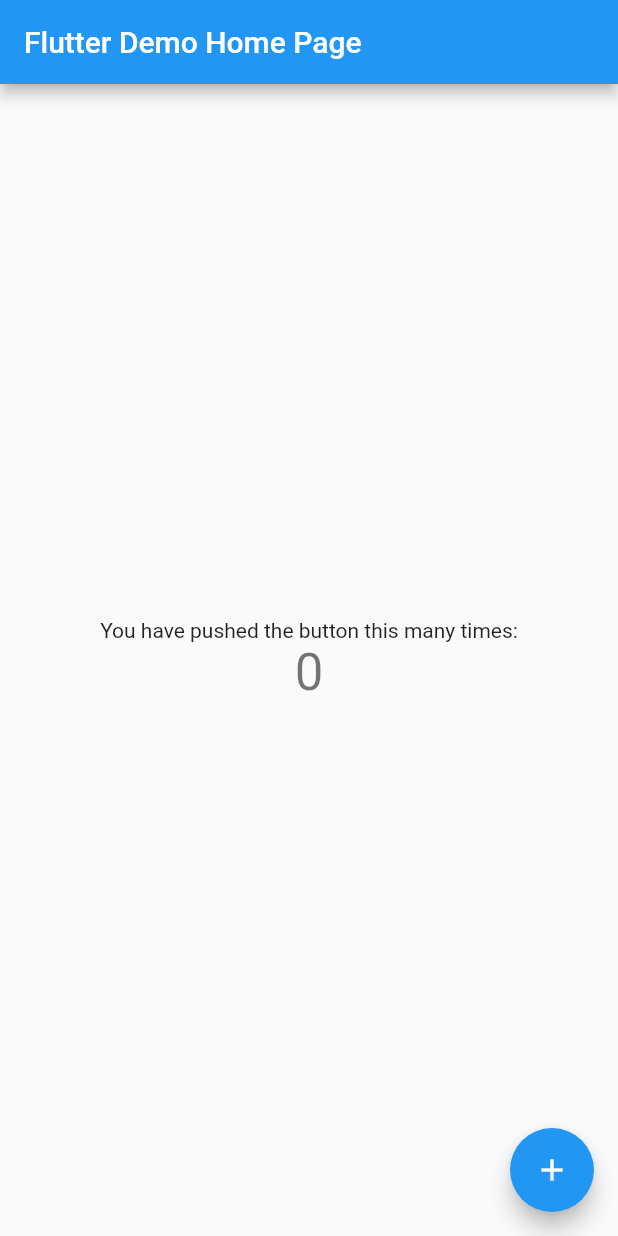
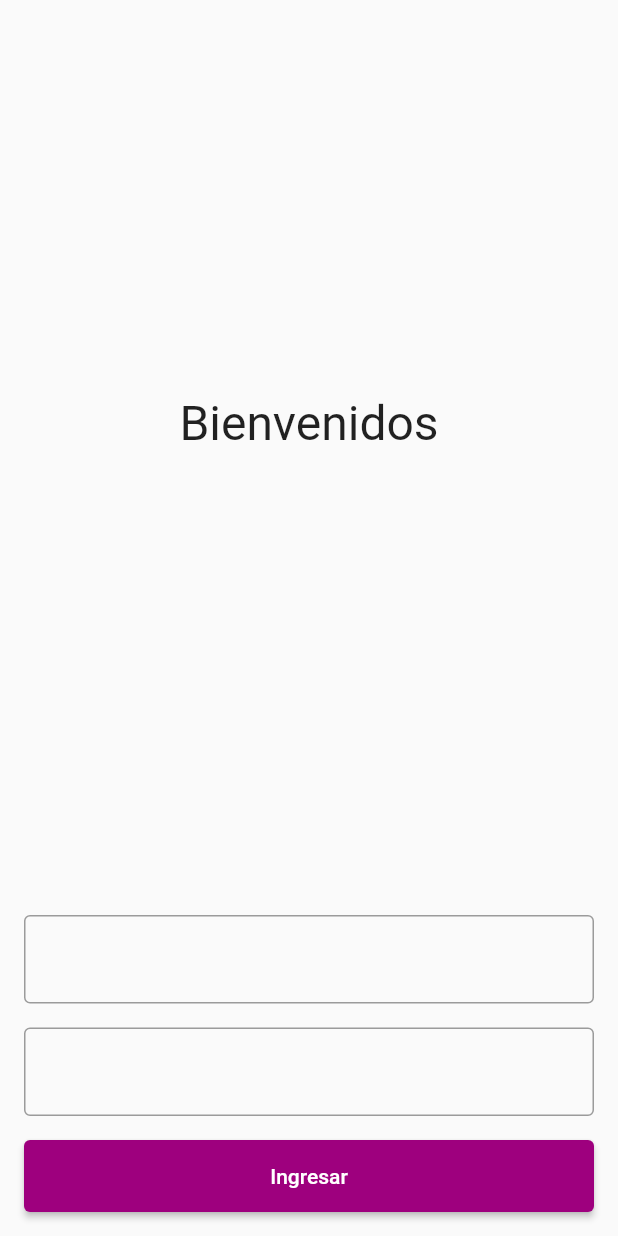
Before and after one commit to Nlohuandus/banana_flutter, a Flutter app: the screen it shows after launch, on a phone screen of 412 x 824 dp. Run offline on Flutter 3.47's test engine with Material 2 defaults, Android fonts, the phone set to English and light mode, and no system bars.

Commit message:
basic login_item list and item detail views

```diff
--- a/analysis_options.yaml
+++ b/analysis_options.yaml
@@ -22,8 +22,8 @@
   # `// ignore_for_file: name_of_lint` syntax on the line or in the file
   # producing the lint.
   rules:
+    - directives_ordering
+    - prefer_single_quotes: true  # Uncomment to enable the `prefer_single_quotes` rule
     # avoid_print: false  # Uncomment to disable the `avoid_print` rule
-    # prefer_single_quotes: true  # Uncomment to enable the `prefer_single_quotes` rule
-
 # Additional information about this file can be found at
 # https://dart.dev/guides/language/analysis-options
--- /dev/null
+++ b/lib/core/routes/routes.dart
@@ -0,0 +1,10 @@
+import 'package:banana_flutter/views/login/login_page.dart';
+import 'package:banana_flutter/views/product_detail/product_detail.dart';
+import 'package:banana_flutter/views/product_list/product_list.dart';
+import 'package:flutter/material.dart';
+
+final Map<String, WidgetBuilder> routes = {
+  'login': (context) => const LoginPage(),
+  'product_list': (context) => const ProductList(),
+  'product_detail': (context) => const ProductDetail(),
+};
--- /dev/null
+++ b/lib/core/themes/app_colors.dart
@@ -0,0 +1,5 @@
+import 'package:flutter/material.dart';
+
+class AppColors {
+  static const Color primary = Color(0xFF9E007E);
+}
--- /dev/null
+++ b/lib/core/themes/main_theme.dart
@@ -0,0 +1,17 @@
+import 'package:banana_flutter/core/themes/app_colors.dart';
+import 'package:flutter/material.dart';
+
+class MainTheme {
+  static ThemeData lightTheme = ThemeData(
+      brightness: Brightness.light,
+      primaryColor: AppColors.primary,
+      appBarTheme: const AppBarTheme(
+        color: AppColors.primary,
+      ),
+      inputDecorationTheme: const InputDecorationTheme(
+        border: OutlineInputBorder(),
+      ),
+      elevatedButtonTheme: ElevatedButtonThemeData(
+          style: ButtonStyle(
+              backgroundColor: MaterialStateProperty.all(AppColors.primary))));
+}
--- a/lib/main.dart
+++ b/lib/main.dart
@@ -1,3 +1,6 @@
+import 'package:banana_flutter/core/routes/routes.dart';
+import 'package:banana_flutter/core/themes/main_theme.dart';
+import 'package:banana_flutter/views/login/login_page.dart';
 import 'package:flutter/material.dart';
 
 void main() {
@@ -10,58 +13,11 @@
   @override
   Widget build(BuildContext context) {
     return MaterialApp(
-      title: 'Flutter Demo',
-      theme: ThemeData(
-        primarySwatch: Colors.blue,
-      ),
-      home: const MyHomePage(title: 'Flutter Demo Home Page'),
+      debugShowCheckedModeBanner: false,
+      title: 'Flutter challenge 2023',
+      theme: MainTheme.lightTheme,
+      routes: routes,
+      home: const LoginPage(),
     );
   }
 }
-
-class MyHomePage extends StatefulWidget {
-  const MyHomePage({super.key, required this.title});
-
-  final String title;
-
-  @override
-  State<MyHomePage> createState() => _MyHomePageState();
-}
-
-class _MyHomePageState extends State<MyHomePage> {
-  int _counter = 0;
-
-  void _incrementCounter() {
-    setState(() {
-      _counter++;
-    });
-  }
-
-  @override
-  Widget build(BuildContext context) {
-    return Scaffold(
-      appBar: AppBar(
-        title: Text(widget.title),
-      ),
-      body: Center(
-        child: Column(
-          mainAxisAlignment: MainAxisAlignment.center,
-          children: <Widget>[
-            const Text(
-              'You have pushed the button this many times:',
-            ),
-            Text(
-              '$_counter',
-              style: Theme.of(context).textTheme.headline4,
-            ),
-          ],
-        ),
-      ),
-      floatingActionButton: FloatingActionButton(
-        onPressed: _incrementCounter,
-        tooltip: 'Increment',
-        child: const Icon(Icons.add),
-      ),
-    );
-  }
-}
--- /dev/null
+++ b/lib/views/login/login_page.dart
@@ -0,0 +1,60 @@
+import 'package:flutter/material.dart';
+
+class LoginPage extends StatefulWidget {
+  const LoginPage({super.key});
+
+  @override
+  State<LoginPage> createState() => _LoginPageState();
+}
+
+class _LoginPageState extends State<LoginPage> {
+  @override
+  Widget build(BuildContext context) {
+    Size mqSize = MediaQuery.of(context).size;
+    return Scaffold(
+      body: Padding(
+        padding: const EdgeInsets.all(16),
+        child: Center(
+          child: Column(
+            crossAxisAlignment: CrossAxisAlignment.center,
+            children: [
+              SizedBox(
+                height: mqSize.height * 0.3,
+              ),
+              const Text(
+                "Bienvenidos",
+                style: TextStyle(fontSize: 32),
+              ),
+              SizedBox(
+                height: mqSize.height * 0.2,
+              ),
+              const Spacer(),
+              Form(
+                  child: Column(
+                children: [
+                  TextFormField(),
+                  const SizedBox(
+                    height: 16,
+                  ),
+                  TextFormField(),
+                  const SizedBox(
+                    height: 16,
+                  ),
+                  SizedBox(
+                    width: mqSize.width,
+                    height: 48,
+                    child: ElevatedButton(
+                      onPressed: () =>
+                          Navigator.of(context).pushNamed("product_list"),
+                      child: const Text("Ingresar"),
+                    ),
+                  )
+                ],
+              ))
+            ],
+          ),
+        ),
+      ),
+    );
+  }
+}
--- a/pubspec.yaml
+++ b/pubspec.yaml
@@ -36,6 +36,7 @@
   # The following adds the Cupertino Icons font to your application.
   # Use with the CupertinoIcons class for iOS style icons.
   cupertino_icons: ^1.0.2
+  provider: ^6.0.5
 
 dev_dependencies:
   flutter_test:
```
Also changed, not shown: lib/data/models/user_data.dart (added, +44 -0 lines), lib/data/provider/session_provider.dart (added, +12 -0 lines), lib/views/product_detail/product_detail.dart (added, +23 -0 lines), lib/views/product_list/product_list.dart (added, +45 -0 lines), lib/views/product_list/widgets/list_item.dart (added, +46 -0 lines), pubspec.lock, 44 other files.
